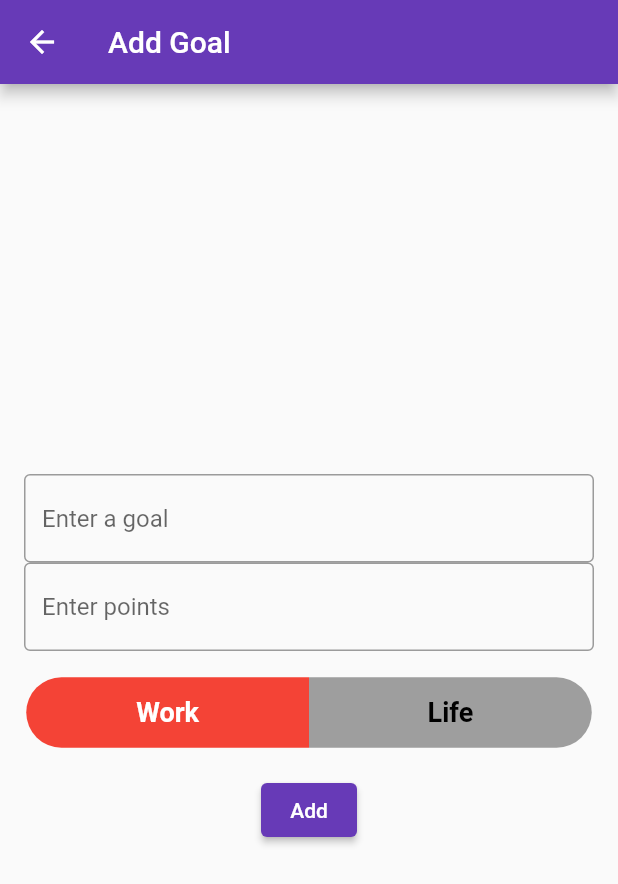
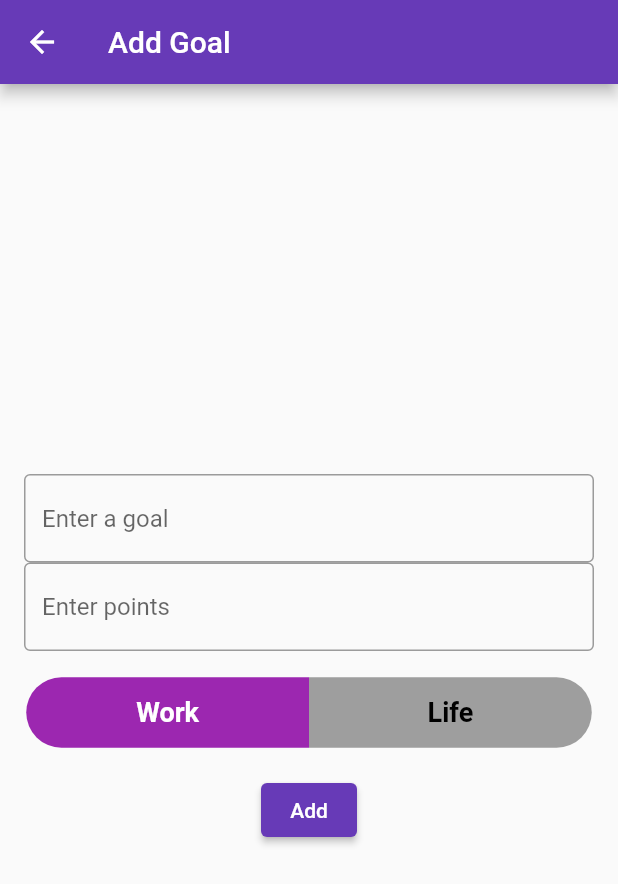
Before and after one commit to rishav-c1/drp31, a Flutter app: the AddGoalPage screen opened directly, on a phone screen of 412 x 824 dp. Shown: the top 884 px of the screen. Run offline on Flutter 3.47's test engine with Material 2 defaults, Android fonts, the phone set to English and light mode, and no system bars; our stand-ins replace cloud_firestore, confetti, firebase_core; missing offline and left inert: dart:ffi; accounts and stored records are empty.

Commit message:
Changed Toggle Colours

```diff
--- a/lib/addGoal.dart
+++ b/lib/addGoal.dart
@@ -94,7 +94,7 @@ class _AddGoalPageState extends State<AddGoalPage> {
                               topLeft: Radius.circular(28.0),
                               bottomLeft: Radius.circular(28.0),
                             ),
-                            color: selectedIndex == 0 ? Colors.red : Colors.grey,
+                            color: selectedIndex == 0 ? Colors.purple : Colors.grey,
                           ),
                           child: Text(
                             'Work',
@@ -121,7 +121,7 @@ class _AddGoalPageState extends State<AddGoalPage> {
                               topRight: Radius.circular(28.0),
                               bottomRight: Radius.circular(28.0),
                             ),
-                            color: selectedIndex == 1 ? Colors.green : Colors.grey,
+                            color: selectedIndex == 1 ? Colors.blueAccent : Colors.grey,
                           ),
                           child: Text(
                             'Life',
```
